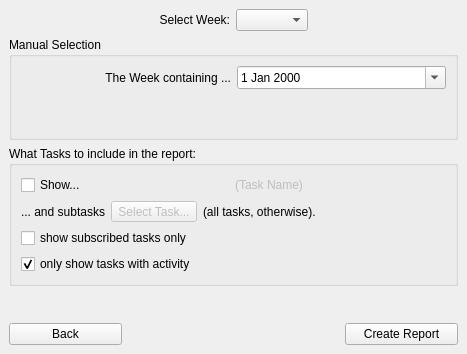
First picture: the form in Charm/Reports/WeeklyTimeSheetConfigurationPage.ui, repository KDAB/Charm, before the edit.
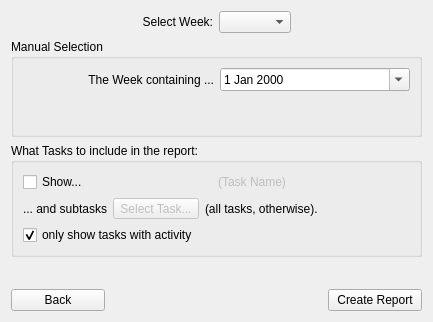
Second picture: the form after the edit.

Commit message: delete the option to show subscribed tasks only in reports, since the filtering is not defined when combining it with other filters

```diff
--- a/Charm/Reports/WeeklyTimeSheetConfigurationPage.ui
+++ b/Charm/Reports/WeeklyTimeSheetConfigurationPage.ui
@@ -5,17 +5,11 @@
    <rect>
     <x>0</x>
     <y>0</y>
-    <width>467</width>
-    <height>354</height>
+    <width>433</width>
+    <height>322</height>
    </rect>
   </property>
   <layout class="QGridLayout" >
-   <property name="margin" >
-    <number>9</number>
-   </property>
-   <property name="spacing" >
-    <number>6</number>
-   </property>
    <item row="3" column="1" >
     <spacer>
      <property name="orientation" >
@@ -45,12 +39,6 @@
    </item>
    <item row="0" column="0" colspan="3" >
     <layout class="QHBoxLayout" >
-     <property name="margin" >
-      <number>0</number>
-     </property>
-     <property name="spacing" >
-      <number>6</number>
-     </property>
      <item>
       <spacer>
        <property name="orientation" >
@@ -98,20 +86,8 @@
       <string>Manual Selection</string>
      </property>
      <layout class="QVBoxLayout" >
-      <property name="margin" >
-       <number>9</number>
-      </property>
-      <property name="spacing" >
-       <number>6</number>
-      </property>
       <item>
        <layout class="QHBoxLayout" >
-        <property name="margin" >
-         <number>0</number>
-        </property>
-        <property name="spacing" >
-         <number>6</number>
-        </property>
         <item>
          <widget class="QLabel" name="label_2" >
           <property name="text" >
@@ -153,20 +129,8 @@
       <string>What Tasks to include in the report:</string>
      </property>
      <layout class="QVBoxLayout" >
-      <property name="margin" >
-       <number>9</number>
-      </property>
-      <property name="spacing" >
-       <number>6</number>
-      </property>
       <item>
        <layout class="QHBoxLayout" >
-        <property name="margin" >
-         <number>0</number>
-        </property>
-        <property name="spacing" >
-         <number>6</number>
-        </property>
         <item>
          <widget class="QCheckBox" name="checkBoxSubTasksOnly" >
           <property name="text" >
@@ -180,9 +144,7 @@
            <bool>false</bool>
           </property>
           <property name="sizePolicy" >
-           <sizepolicy>
-            <hsizetype>3</hsizetype>
-            <vsizetype>5</vsizetype>
+           <sizepolicy vsizetype="Preferred" hsizetype="MinimumExpanding" >
             <horstretch>0</horstretch>
             <verstretch>0</verstretch>
            </sizepolicy>
@@ -199,12 +161,6 @@
       </item>
       <item>
        <layout class="QHBoxLayout" >
-        <property name="margin" >
-         <number>0</number>
-        </property>
-        <property name="spacing" >
-         <number>6</number>
-        </property>
         <item>
          <widget class="QLabel" name="label_5" >
           <property name="text" >
@@ -244,13 +200,6 @@
         </item>
        </layout>
       </item>
-      <item>
-       <widget class="QCheckBox" name="checkBoxSubscribedOnly" >
-        <property name="text" >
-         <string>show subscribed tasks only</string>
-        </property>
-       </widget>
-      </item>
       <item>
        <widget class="QCheckBox" name="checkBoxActiveOnly" >
         <property name="text" >
```
Left out of the diff: 10 changed lines with no effect on the pictures. The commit also changes 2 other files.
